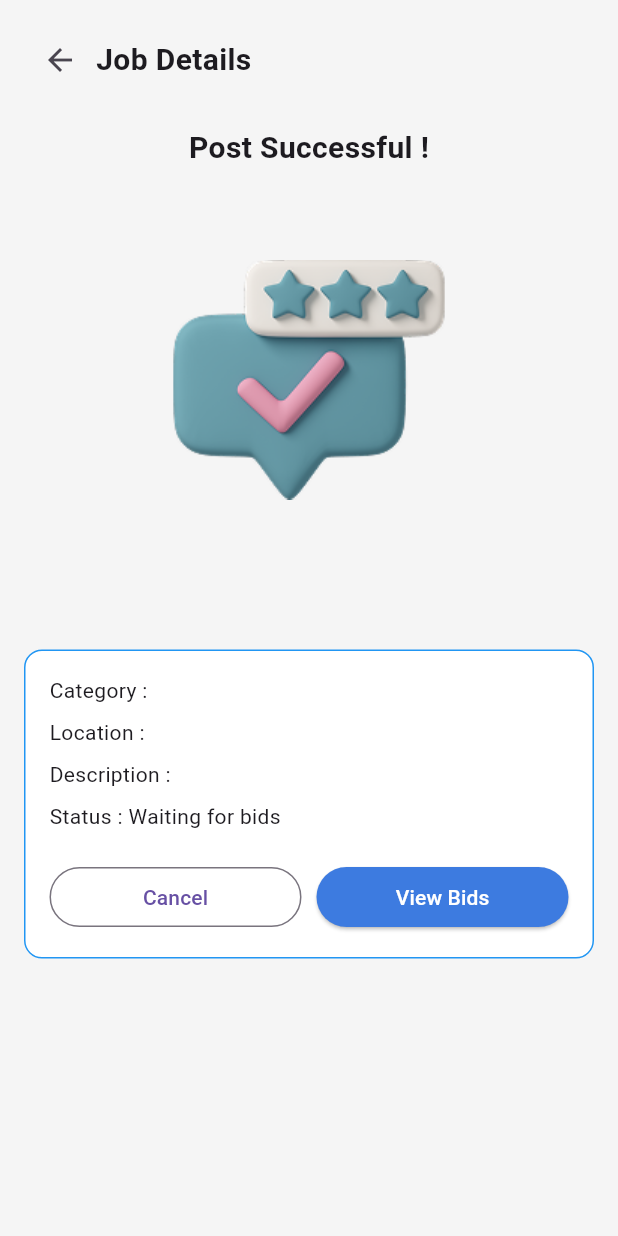
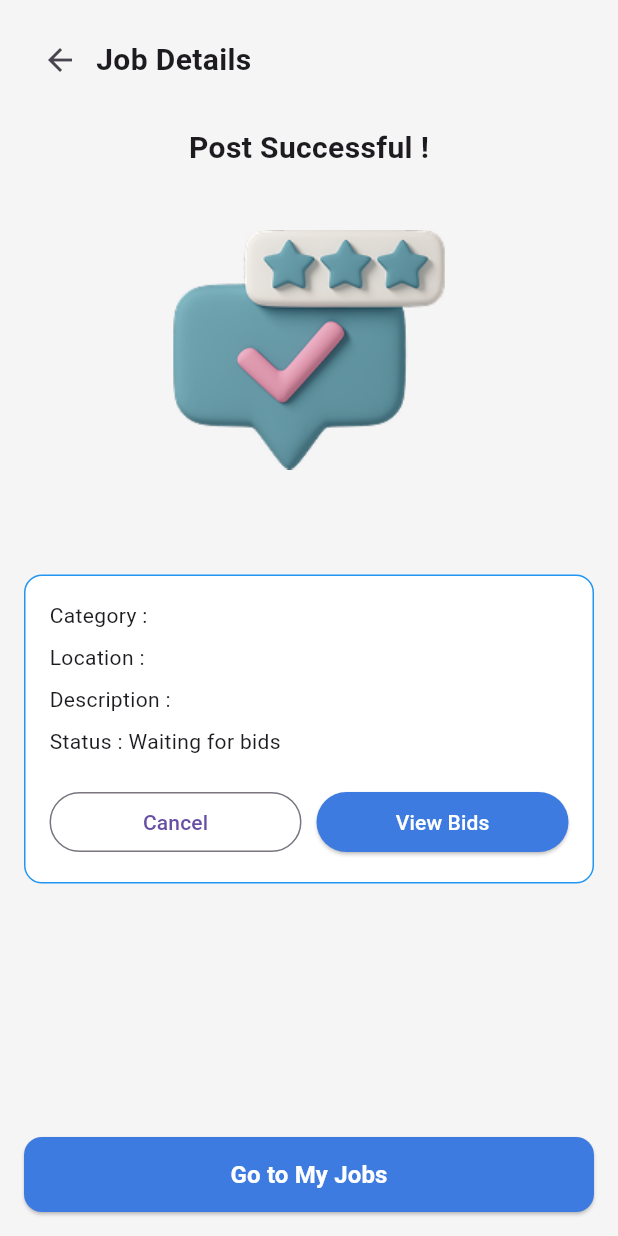
Before and after one commit to shimaranethali65-cloud/FixFinder, a Flutter app: the JobDetailsScreen screen opened directly with empty values, on a phone screen of 412 x 824 dp. Run offline on Flutter 3.47's test engine with Material 3 defaults, Android fonts, the phone set to English and light mode, and no system bars; our stand-ins replace cloud_firestore, firebase_auth, firebase_core, flutter_map, geocoding, geolocator and 1 more; accounts and stored records are empty.

Commit message:
Implemented job details screen

```diff
--- a/lib/screens/jobdetailsscreen.dart
+++ b/lib/screens/jobdetailsscreen.dart
@@ -1,19 +1,20 @@
 import 'package:flutter/material.dart';
 import '../constants/app_colors.dart';
 import 'viewbidsscreen.dart';
+import 'myjobsscreen.dart';
 
 class JobDetailsScreen extends StatelessWidget {
   final String category;
   final String description;
   final String location;
-  final String jobId; // ✅ NEW
+  final String jobId;
 
   const JobDetailsScreen({
     super.key,
     required this.category,
     required this.description,
     required this.location,
-    required this.jobId, // ✅ NEW
+    required this.jobId,
   });
 
   @override
@@ -25,10 +26,8 @@ class JobDetailsScreen extends StatelessWidget {
         child: SingleChildScrollView(
           child: Padding(
             padding: const EdgeInsets.all(16),
-
             child: Column(
               children: [
-
                 // 🔙 HEADER
                 Row(
                   children: [
@@ -57,17 +56,17 @@ class JobDetailsScreen extends StatelessWidget {
                   ),
                 ),
 
-                const SizedBox(height: 40),
+                const SizedBox(height: 30),
 
                 // 🖼️ IMAGE
                 Center(
                   child: Image.asset(
                     "assets/images/postsuccesful.png",
-                    height: 200,
+                    height: 180,
                   ),
                 ),
 
-                const SizedBox(height: 80),
+                const SizedBox(height: 60),
 
                 // 📦 DETAILS BOX
                 Container(
@@ -78,11 +77,9 @@ class JobDetailsScreen extends StatelessWidget {
                     borderRadius: BorderRadius.circular(12),
                     color: Colors.white,
                   ),
-
                   child: Column(
                     crossAxisAlignment: CrossAxisAlignment.start,
                     children: [
-
                       Text("Category : $category"),
                       const SizedBox(height: 8),
 
@@ -93,12 +90,10 @@ class JobDetailsScreen extends StatelessWidget {
                       const SizedBox(height: 8),
 
                       const Text("Status : Waiting for bids"),
-
                       const SizedBox(height: 20),
 
                       Row(
                         children: [
-
                           // Cancel
                           Expanded(
                             child: OutlinedButton(
@@ -111,7 +106,7 @@ class JobDetailsScreen extends StatelessWidget {
 
                           const SizedBox(width: 10),
 
-                          // ✅ VIEW BIDS WITH JOB ID
+                          // View Bids
                           Expanded(
                             child: ElevatedButton(
                               onPressed: () {
@@ -120,8 +115,8 @@ class JobDetailsScreen extends StatelessWidget {
                                   MaterialPageRoute(
                                     builder: (context) =>
                                         ViewBidsScreen(
-                                          jobId: jobId, // ✅ PASS HERE
-                                        ),
+                                      jobId: jobId,
+                                    ),
                                   ),
                                 );
                               },
@@ -145,6 +140,38 @@ class JobDetailsScreen extends StatelessWidget {
           ),
         ),
       ),
+
+      // ✅ FIXED: PROPER PLACE
+      bottomNavigationBar: Padding(
+        padding: const EdgeInsets.all(16),
+        child: SizedBox(
+          height: 50,
+          child: ElevatedButton(
+            onPressed: () {
+              Navigator.push(
+                context,
+                MaterialPageRoute(
+                  builder: (context) => const MyJobsScreen(),
+                ),
+              );
+            },
+            style: ElevatedButton.styleFrom(
+              backgroundColor: AppColors.primaryBlue,
+              shape: RoundedRectangleBorder(
+                borderRadius: BorderRadius.circular(12),
+              ),
+            ),
+            child: const Text(
+              "Go to My Jobs",
+              style: TextStyle(
+                color: Colors.white,
+                fontSize: 16,
+                fontWeight: FontWeight.w600,
+              ),
+            ),
+          ),
+        ),
+      ),
     );
   }
 }
```
